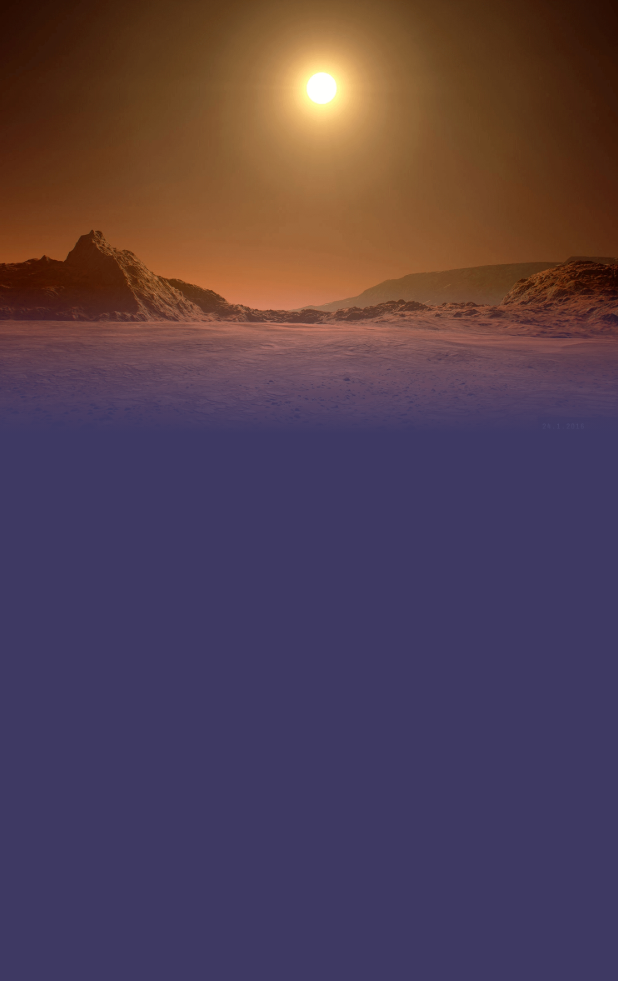
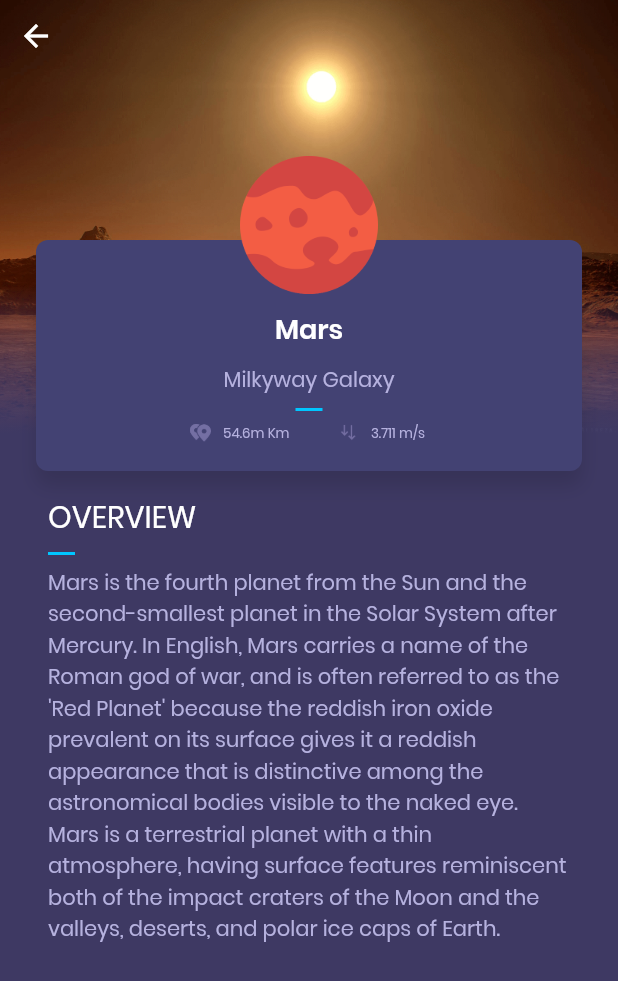
Before and after one commit to Jud18/planet_app, a Flutter app: the screen it shows after launch, after a tap on "Mars", on a phone screen of 412 x 824 dp. Shown: the top 981 px of the screen. Run offline on Flutter 3.47's test engine with Material 2 defaults, Android fonts, the phone set to English and light mode, and no system bars.

Commit message:
Terminando la app

```diff
--- a/lib/main.dart
+++ b/lib/main.dart
@@ -3,6 +3,7 @@ import 'ui/home/home_page.dart';
 
 void main() {
   runApp(new MaterialApp(
+    debugShowCheckedModeBanner: false,
     title: "Planets",
     home: new HomePage(),
   ));
--- a/lib/model/planets.dart
+++ b/lib/model/planets.dart
@@ -27,7 +27,7 @@ List<Planet> planets = [
     id: "2",
     name: "Neptune",
     location: "Milkyway Galaxy",
-    distance: "54.6m Km",
+    distance: "125.6m Km",
     gravity: "3.711 m/s ",
     description: "Neptune is the eighth and farthest known planet from the Sun in the Solar System. In the Solar System, it is the fourth-largest planet by diameter, the third-most-massive planet, and the densest giant planet. Neptune is 17 times the mass of Earth and is slightly more massive than its near-twin Uranus, which is 15 times the mass of Earth and slightly larger than Neptune. Neptune orbits the Sun once every 164.8 years at an average distance of 30.1 astronomical units (4.50×109 km). It is named after the Roman god of the sea and has the astronomical symbol ♆, a stylised version of the god Neptune's trident",
     image: "assets/img/neptune.png",
@@ -37,7 +37,7 @@ List<Planet> planets = [
     id: "3",
     name: "Moon",
     location: "Milkyway Galaxy",
-    distance: "54.6m Km",
+    distance: "20.6m Km",
     gravity: "3.711 m/s ",
     description: "The Moon is an astronomical body that orbits planet Earth, being Earth's only permanent natural satellite. It is the fifth-largest natural satellite in the Solar System, and the largest among planetary satellites relative to the size of the planet that it orbits (its primary). Following Jupiter's satellite Io, the Moon is second-densest satellite among those whose densities are known.",
     image: "assets/img/moon.png",
@@ -47,7 +47,7 @@ List<Planet> planets = [
     id: "4",
     name: "Earth",
     location: "Milkyway Galaxy",
-    distance: "54.6m Km",
+    distance: "52.6m Km",
     gravity: "3.711 m/s ",
     description: "Earth is the third planet from the Sun and the only object in the Universe known to harbor life. According to radiometric dating and other sources of evidence, Earth formed over 4 billion years ago. Earth's gravity interacts with other objects in space, especially the Sun and the Moon, Earth's only natural satellite. Earth revolves around the Sun in 365.26 days, a period known as an Earth year. During this time, Earth rotates about its axis about 366.26 times.",
     image: "assets/img/earth.png",
@@ -57,7 +57,7 @@ List<Planet> planets = [
     id: "5",
     name: "Mercury",
     location: "Milkyway Galaxy",
-    distance: "54.6m Km",
+    distance: "185.6m Km",
     gravity: "3.711 m/s ",
     description: "Mercury is the smallest and innermost planet in the Solar System. Its orbital period around the Sun of 88 days is the shortest of all the planets in the Solar System. It is named after the Roman deity Mercury, the messenger to the gods.",
     image: "assets/img/mercury.png",
--- a/lib/ui/common/plannet_summary.dart
+++ b/lib/ui/common/plannet_summary.dart
@@ -1,133 +1,133 @@
-// import 'package:flutter/material.dart';
-// import 'package:planet_app/model/planets.dart';
-// import 'package:planet_app/ui/common/separator.dart';
-// import 'package:planet_app/ui/detail/detail_page.dart';
-// import 'package:planet_app/ui/text_style.dart';
+import 'package:flutter/material.dart';
+import '../../model/planets.dart';
+import '../detail/detail_page.dart';
+import '../common/separator.dart';
+import '../text_style.dart';
 
-// class PlanetSummary extends StatelessWidget {
+class PlanetSummary extends StatelessWidget {
 
-//   final Planet planet;
-//   final bool horizontal;
+  final Planet planet;
+  final bool horizontal;
 
-//   PlanetSummary(this.planet, {this.horizontal = true});
+  PlanetSummary(this.planet, {this.horizontal = true});
 
-//   PlanetSummary.vertical(this.planet): horizontal = false;
+  PlanetSummary.vertical(this.planet): horizontal = false;
 
 
-//   @override
-//   Widget build(BuildContext context) {
+  @override
+  Widget build(BuildContext context) {
 
-//     final planetThumbnail = new Container(
-//       margin: new EdgeInsets.symmetric(
-//         vertical: 16.0
-//       ),
-//       alignment: horizontal ? FractionalOffset.centerLeft : FractionalOffset.center,
-//       child: new Hero(
-//           tag: "planet-hero-${planet.id}",
-//           child: new Image(
-//           image: new AssetImage(planet.image),
-//           height: 92.0,
-//           width: 92.0,
-//         ),
-//       ),
-//     );
+    final planetThumbnail = new Container(
+      margin: new EdgeInsets.symmetric(
+        vertical: 16.0
+      ),
+      alignment: horizontal ? FractionalOffset.centerLeft : FractionalOffset.center,
+      child: new Hero(
+          tag: "planet-hero-${planet.id}",
+          child: new Image(
+          image: new AssetImage(planet.image),
+          height: 92.0,
+          width: 92.0,
+        ),
+      ),
+    );
 
 
 
-//     Widget _planetValue({String value, String image}) {
-//       return new Container(
-//         child: new Row(
-//           mainAxisSize: MainAxisSize.min,
-//           children: <Widget>[
-//             new Image.asset(image, height: 12.0),
-//             new Container(width: 8.0),
-//             new Text(planet.gravity, style: Style.smallTextStyle),
-//           ]
-//         ),
-//       );
-//     }
+    Widget _planetValue({String value, String image}) {
+      return new Container(
+        child: new Row(
+          mainAxisSize: MainAxisSize.min,
+          children: <Widget>[
+            new Image.asset(image, height: 12.0),
+            new Container(width: 8.0),
+            new Text(value, style: Style.smallTextStyle),
+          ]
+        ),
+      );
+    }
 
 
-//     final planetCardContent = new Container(
-//       margin: new EdgeInsets.fromLTRB(horizontal ? 76.0 : 16.0, horizontal ? 16.0 : 42.0, 16.0, 16.0),
-//       constraints: new BoxConstraints.expand(),
-//       child: new Column(
-//         crossAxisAlignment: horizontal ? CrossAxisAlignment.start : CrossAxisAlignment.center,
-//         children: <Widget>[
-//           new Container(height: 4.0),
-//           new Text(planet.name, style: Style.titleTextStyle),
-//           new Container(height: 10.0),
-//           new Text(planet.location, style: Style.commonTextStyle),
-//           new Separator(),
-//           new Row(
-//             mainAxisAlignment: MainAxisAlignment.center,
-//             children: <Widget>[
-//               new Expanded(
-//                 flex: horizontal ? 1 : 0,
-//                 child: _planetValue(
-//                   value: planet.distance,
-//                   image: 'assets/img/ic_distance.png')
+    final planetCardContent = new Container(
+      margin: new EdgeInsets.fromLTRB(horizontal ? 76.0 : 16.0, horizontal ? 16.0 : 42.0, 16.0, 16.0),
+      constraints: new BoxConstraints.expand(),
+      child: new Column(
+        crossAxisAlignment: horizontal ? CrossAxisAlignment.start : CrossAxisAlignment.center,
+        children: <Widget>[
+          new Container(height: 4.0),
+          new Text(planet.name, style: Style.titleTextStyle),
+          new Container(height: 10.0),
+          new Text(planet.location, style: Style.commonTextStyle),
+          new Separator(),
+          new Row(
+            mainAxisAlignment: MainAxisAlignment.center,
+            children: <Widget>[
+              new Expanded(
+                flex: horizontal ? 1 : 0,
+                child: _planetValue(
+                  value: planet.distance,
+                  image: 'assets/img/ic_distance.png')
 
-//               ),
-//               new Container (
-//                 width: 32.0,
-//               ),
-//               new Expanded(
-//                   flex: horizontal ? 1 : 0,
-//                   child: _planetValue(
-//                   value: planet.gravity,
-//                   image: 'assets/img/ic_gravity.png')
-//               )
-//             ],
-//           ),
-//         ],
-//       ),
-//     );
+              ),
+              new Container (
+                width: 32.0,
+              ),
+              new Expanded(
+                  flex: horizontal ? 1 : 0,
+                  child: _planetValue(
+                  value: planet.gravity,
+                  image: 'assets/img/ic_gravity.png')
+              )
+            ],
+          ),
+        ],
+      ),
+    );
 
 
-//     final planetCard = new Container(
-//       child: planetCardContent,
-//       height: horizontal ? 124.0 : 154.0,
-//       margin: horizontal
-//         ? new EdgeInsets.only(left: 46.0)
-//         : new EdgeInsets.only(top: 72.0),
-//       decoration: new BoxDecoration(
-//         color: new Color(0xFF333366),
-//         shape: BoxShape.rectangle,
-//         borderRadius: new BorderRadius.circular(8.0),
-//         boxShadow: <BoxShadow>[
-//           new BoxShadow(
-//             color: Colors.black12,
-//             blurRadius: 10.0,
-//             offset: new Offset(0.0, 10.0),
-//           ),
-//         ],
-//       ),
-//     );
+    final planetCard = new Container(
+      child: planetCardContent,
+      height: horizontal ? 124.0 : 154.0,
+      margin: horizontal
+        ? new EdgeInsets.only(left: 46.0)
+        : new EdgeInsets.only(top: 72.0),
+      decoration: new BoxDecoration(
+        color: new Color(0xFF434273),
+        shape: BoxShape.rectangle,
+        borderRadius: new BorderRadius.circular(8.0),
+        boxShadow: <BoxShadow>[
+          new BoxShadow(
+            color: Colors.black12,
+            blurRadius: 10.0,
+            offset: new Offset(0.0, 10.0),
+          ),
+        ],
+      ),
+    );
 
 
-//     return new GestureDetector(
-//       onTap: horizontal
-//           ? () => Navigator.of(context).push(
-//             new PageRouteBuilder(
-//               pageBuilder: (_, __, ___) => new DetailPage(planet),
-//               transitionsBuilder: (context, animation, secondaryAnimation, child) =>
-//                 new FadeTransition(opacity: animation, child: child),
-//               ) ,
-//             )
-//           : null,
-//       child: new Container(
-//         margin: const EdgeInsets.symmetric(
-//           vertical: 16.0,
-//           horizontal: 24.0,
-//         ),
-//         child: new Stack(
-//           children: <Widget>[
-//             planetCard,
-//             planetThumbnail,
-//           ],
-//         ),
-//       )
-//     );
-//   }
-// }
+    return new GestureDetector(
+      onTap: horizontal
+          ? () => Navigator.of(context).push(
+            new PageRouteBuilder(
+              pageBuilder: (_, __, ___) => new DetailPage(planet),
+              transitionsBuilder: (context, animation, secondaryAnimation, child) =>
+                new FadeTransition(opacity: animation, child: child),
+              ) ,
+            )
+          : null,
+      child: new Container(
+        margin: const EdgeInsets.symmetric(
+          vertical: 16.0,
+          horizontal: 24.0,
+        ),
+        child: new Stack(
+          children: <Widget>[
+            planetCard,
+            planetThumbnail,
+          ],
+        ),
+      )
+    );
+  }
+}
--- a/lib/ui/detail/detail_page.dart
+++ b/lib/ui/detail/detail_page.dart
@@ -1,5 +1,8 @@
 import 'package:flutter/material.dart';
 import '../../model/planets.dart';
+import '../common/plannet_summary.dart';
+import '../common/separator.dart';
+import '../text_style.dart';
 
 class DetailPage extends StatelessWidget {
 
@@ -17,22 +20,22 @@ class DetailPage extends StatelessWidget {
           children: <Widget>[
             _getBackground(),
             _getGradient(),
-            // _getContent(),
-            // _getToolbar(context),
+            _getContent(),
+            _getToolbar(context),
           ],
         ),
       ),
     );
   }
 
-  Container _getBackground () {
+  Container _getBackground() {
     return new Container(
             child: new Image(
-              image: new AssetImage(planet.picture),
-              fit: BoxFit.cover,
-              height: 300.0,
+                image: new AssetImage(planet.picture),
+                fit: BoxFit.cover,
+                height: 92.0,
             ),
-            constraints: new BoxConstraints.expand(height: 300.0),
+            constraints: new BoxConstraints.expand(height: 295.0),
           );
   }
 
@@ -52,97 +55,43 @@ class DetailPage extends StatelessWidget {
               ),
             ),
           );
+  }
+
+  Container _getContent() {
+    final _overviewTitle = "Overview".toUpperCase();
+    return new Container(
+            child: new ListView(
+              padding: new EdgeInsets.fromLTRB(0.0, 72.0, 0.0, 32.0),
+              children: <Widget>[
+                new PlanetSummary(planet,
+                  horizontal: false,
+                ),
+                new Container(
+                  padding: new EdgeInsets.symmetric(horizontal: 32.0),
+                  child: new Column(
+                    crossAxisAlignment: CrossAxisAlignment.start,
+                    children: <Widget>[
+                      new Text(_overviewTitle,
+                        style: Style.headerTextStyle,),
+                      new Separator(),
+                      new Text(
+                          planet.description, style: Style.commonTextStyle),
+                    ],
+                  ),
+                ),
+              ],
+            ),
+          );
+  }
+
+  Container _getToolbar(BuildContext context) {
+    return new Container(
+            margin: new EdgeInsets.only(
+                top: MediaQuery
+                    .of(context)
+                    .padding
+                    .top),
+            child: new BackButton(color: Colors.white),
+          );
+  }
 }
-
-}
-
-// class DetailPage extends StatelessWidget {
-
-//   final Planet planet;
-
-//   DetailPage(this.planet);
-
-//   @override
-//   Widget build(BuildContext context) {
-//     return new Scaffold(
-//       body: new Container(
-//         constraints: new BoxConstraints.expand(),
-//         color: new Color(0xFF736AB7),
-//         child: new Stack (
-//           children: <Widget>[
-//             _getBackground(),
-//             _getGradient(),
-//             _getContent(),
-//             _getToolbar(context),
-//           ],
-//         ),
-//       ),
-//     );
-//   }
-
-//   Container _getBackground () {
-//     return new Container(
-//             child: new Image.network(planet.picture,
-//               fit: BoxFit.cover,
-//               height: 300.0,
-//             ),
-//             constraints: new BoxConstraints.expand(height: 295.0),
-//           );
-//   }
-
-//   Container _getGradient() {
-//     return new Container(
-//             margin: new EdgeInsets.only(top: 190.0),
-//             height: 110.0,
-//             decoration: new BoxDecoration(
-//               gradient: new LinearGradient(
-//                 colors: <Color>[
-//                   new Color(0x00736AB7),
-//                   new Color(0xFF736AB7)
-//                 ],
-//                 stops: [0.0, 0.9],
-//                 begin: const FractionalOffset(0.0, 0.0),
-//                 end: const FractionalOffset(0.0, 1.0),
-//               ),
-//             ),
-//           );
-//   }
-
-//   Container _getContent() {
-//     final _overviewTitle = "Overview".toUpperCase();
-//     return new Container(
-//             child: new ListView(
-//               padding: new EdgeInsets.fromLTRB(0.0, 72.0, 0.0, 32.0),
-//               children: <Widget>[
-//                 new PlanetSummary(planet,
-//                   horizontal: false,
-//                 ),
-//                 new Container(
-//                   padding: new EdgeInsets.symmetric(horizontal: 32.0),
-//                   child: new Column(
-//                     crossAxisAlignment: CrossAxisAlignment.start,
-//                     children: <Widget>[
-//                       new Text(_overviewTitle,
-//                         style: Style.headerTextStyle,),
-//                       new Separator(),
-//                       new Text(
-//                           planet.description, style: Style.commonTextStyle),
-//                     ],
-//                   ),
-//                 ),
-//               ],
-//             ),
-//           );
-//   }
-
-//   Container _getToolbar(BuildContext context) {
-//     return new Container(
-//             margin: new EdgeInsets.only(
-//                 top: MediaQuery
-//                     .of(context)
-//                     .padding
-//                     .top),
-//             child: new BackButton(color: Colors.white),
-//           );
-//   }
-// }
--- a/lib/ui/home/home_page.dart
+++ b/lib/ui/home/home_page.dart
@@ -17,6 +17,7 @@ class HomePage extends StatelessWidget {
 }
 
 class GradientAppBar extends StatelessWidget {
+
   final String title;
   final double barHeight = 66.0;
 
@@ -24,7 +25,6 @@ class GradientAppBar extends StatelessWidget {
 
   @override
   Widget build(BuildContext context) {
-
     final double statusBarHeight = MediaQuery
       .of(context)
       .padding
@@ -33,11 +33,21 @@ class GradientAppBar extends StatelessWidget {
     return new Container(
       padding: new EdgeInsets.only(top: statusBarHeight),
       height: statusBarHeight + barHeight,
+      child: new Center(
+        child: new Text(title,
+          style:const TextStyle(
+            color: Colors.white,
+            fontFamily: 'Poppins',
+            fontWeight: FontWeight.w600,
+            fontSize: 36.0
+          ),
+        ),
+      ),
       decoration: new BoxDecoration(
         gradient: new LinearGradient(
           colors: [
-            const Color(0xFF3283FD),
-            const Color(0xFF00C6FF),
+            const Color(0xFF3366FF),
+            const Color(0xFF00CCFF)
           ],
           begin: const FractionalOffset(0.0, 0.0),
           end: const FractionalOffset(1.0, 0.0),
@@ -45,17 +55,6 @@ class GradientAppBar extends StatelessWidget {
           tileMode: TileMode.clamp
         ),
       ),
-      child: new Center(
-        child: new Text(
-          title,
-          style: const TextStyle(
-            color: Colors.white,
-            fontFamily: 'Poppins',
-            fontWeight: FontWeight.w600,
-            fontSize: 36.0
-          )
-        ),
-      ),
     );
   }
 }
--- a/lib/ui/home/home_page_body.dart
+++ b/lib/ui/home/home_page_body.dart
@@ -1,6 +1,6 @@
 import 'package:flutter/material.dart';
 import '../../model/planets.dart';
-import 'planet_row.dart';
+import '../common/plannet_summary.dart';
 
 class HomePageBody extends StatelessWidget {
   @override
@@ -10,15 +10,14 @@ class HomePageBody extends StatelessWidget {
         color: new Color(0xFF3E3963),
         child: new CustomScrollView(
           scrollDirection: Axis.vertical,
+          shrinkWrap: false,
           slivers: <Widget>[
             new SliverPadding(
               padding: const EdgeInsets.symmetric(vertical: 24.0),
-              sliver: new SliverFixedExtentList(
-                itemExtent: 152.0,
+              sliver: new SliverList(
                 delegate: new SliverChildBuilderDelegate(
-                    (context, index) => new PlanetRow(planets[index]),
+                    (context, index) => new PlanetSummary(planets[index]),
                   childCount: planets.length,
-
                 ),
               ),
             ),
--- a/lib/ui/home/planet_row.dart
+++ /dev/null
@@ -1,127 +0,0 @@
-import 'package:flutter/material.dart';
-import '../../model/planets.dart';
-import '../detail/detail_page.dart';
-
-class PlanetRow extends StatelessWidget {
-
-  final Planet planet;
-  PlanetRow(this.planet);
-
-  @override
-  Widget build(BuildContext context) {
-    //IMAGEN DEL PLANETA QUE VA DEL LADO IZQUIERDO
-    final planetThumbnail = new Container(
-      margin: new EdgeInsets.symmetric(
-        vertical: 16.0
-      ),
-      alignment: FractionalOffset.centerLeft,
-      child: new Hero(
-          tag: "planet-hero-${planet.id}",
-          child: new Image(
-          image: new AssetImage(planet.image),
-          height: 92.0,
-          width: 92.0,
-        ),
-      ),
-    );
-
-    //CONSTANTES PARA MANEJAR LA LETRA DEL WIDGET
-    final baseTextStyle = const TextStyle(
-      fontFamily: 'Poppins'
-    );
-    final regularTextStyle = baseTextStyle.copyWith(
-      color: const Color(0xffb6b2df),
-      fontSize: 9.0,
-      fontWeight: FontWeight.w400
-    );
-    final subHeaderTextStyle = regularTextStyle.copyWith(
-      fontSize: 12.0
-    );
-    final headerTextStyle = baseTextStyle.copyWith(
-      color: Colors.white,
-      fontSize: 18.0,
-      fontWeight: FontWeight.w600
-    );
-
-    Widget _planetValue({String value, String image}) {
-      return new Row(
-        children: <Widget>[
-          new Image.asset(image, height: 12.0),
-          new Container(width: 8.0),
-          new Text(value, style: regularTextStyle),
-        ]
-      );
-    }
-
-    final planetCardContent = new Container(
-      margin: new EdgeInsets.fromLTRB(76.0, 16.0, 16.0, 16.0),
-      constraints: new BoxConstraints.expand(),
-      child: new Column(
-        crossAxisAlignment: CrossAxisAlignment.start,
-        children: <Widget>[
-          new Container(height: 4.0),
-          new Text(planet.name, style: headerTextStyle),
-          new Container(height: 10.0),
-          new Text(planet.location, style: subHeaderTextStyle),
-          new Container(
-            margin: new EdgeInsets.symmetric(vertical: 8.0),
-            height: 2.0,
-            width: 28.0,
-            color: new Color(0xff00c6ff)
-          ),
-          new Row(
-            children: <Widget>[
-              new Expanded(
-                child: _planetValue(
-                  value: planet.distance,
-                  image: 'assets/img/ic_distance.png')
-              ),
-              new Expanded(
-                child: _planetValue(
-                  value: planet.gravity,
-                  image: 'assets/img/ic_gravity.png')
-              )
-            ],
-          ),
-        ],
-      ),
-    );
-
-    final planetCard = new Container(
-      child: planetCardContent,
-      height: 124.0,
-      margin: new EdgeInsets.only(left: 46.0),
-      decoration: new BoxDecoration(
-        color: new Color(0xFF434273),
-        shape: BoxShape.rectangle,
-        borderRadius: new BorderRadius.circular(8.0),
-        boxShadow: <BoxShadow>[
-          new BoxShadow(
-            color: Colors.black12,
-            blurRadius: 10.0,
-            offset: new Offset(0.0, 10.0),
-          ),
-        ],
-      ),
-    );
-
-    return new GestureDetector(
-      onTap: () => Navigator.of(context).push(new PageRouteBuilder(
-        pageBuilder: (_, __, ___) => new DetailPage(planet),
-      )),
-      child: new Container(
-        height: 120.0,
-        margin: const EdgeInsets.symmetric(
-          vertical: 16.0,
-          horizontal: 24.0,
-      ),
-      child: new Stack(
-        children: <Widget>[
-          planetCard,
-          planetThumbnail,
-          ],
-        ),
-      )
-    );
-  }
-}
--- /dev/null
+++ b/lib/ui/text_style.dart
@@ -0,0 +1,25 @@
+import 'package:flutter/material.dart';
+
+class Style {
+  static final baseTextStyle = const TextStyle(
+    fontFamily: 'Poppins'
+  );
+  static final smallTextStyle = commonTextStyle.copyWith(
+    fontSize: 9.0,
+  );
+  static final commonTextStyle = baseTextStyle.copyWith(
+      color: const Color(0xffb6b2df),
+    fontSize: 14.0,
+      fontWeight: FontWeight.w400
+  );
+  static final titleTextStyle = baseTextStyle.copyWith(
+    color: Colors.white,
+    fontSize: 18.0,
+    fontWeight: FontWeight.w600
+  );
+  static final headerTextStyle = baseTextStyle.copyWith(
+    color: Colors.white,
+    fontSize: 20.0,
+    fontWeight: FontWeight.w400
+  );
+}
```
